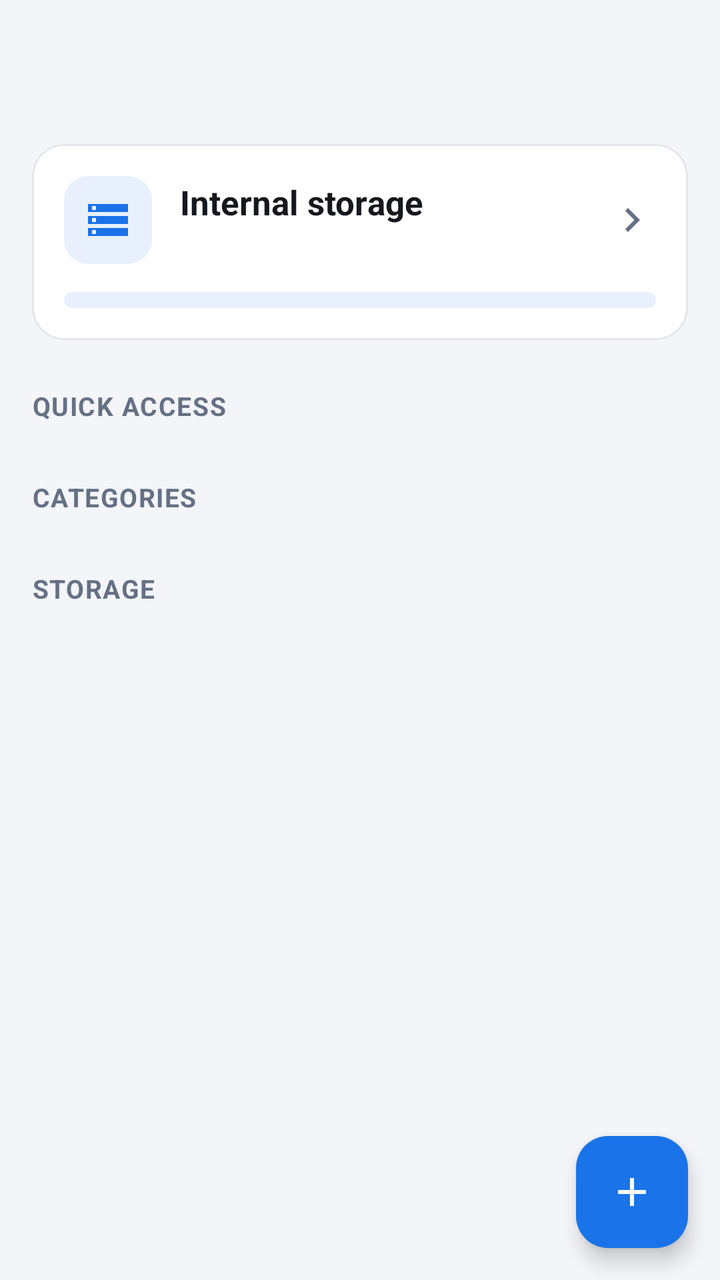
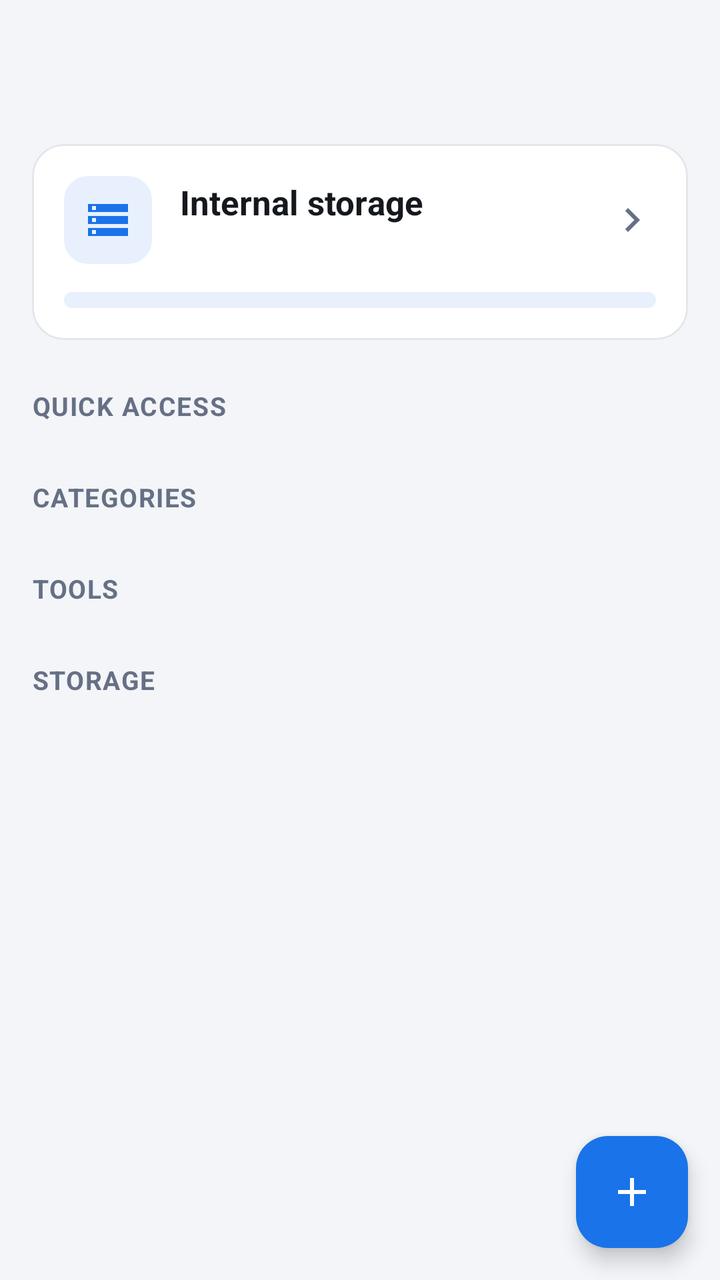

Two renders of the same Android screen: before a commit and after it. Below are the layout's source before the change and the commit's diff.
<!-- AndroidManifest.xml: application theme Theme.FastShare -->
<!-- res/layout/fragment_files.xml -->
<?xml version="1.0" encoding="utf-8"?>
<LinearLayout xmlns:android="http://schemas.android.com/apk/res/android"
    xmlns:app="http://schemas.android.com/apk/res-auto"
    android:layout_width="match_parent"
    android:layout_height="match_parent"
    android:background="@color/fs_bg"
    android:orientation="vertical">

    <com.google.android.material.appbar.MaterialToolbar
        android:id="@+id/toolbar"
        android:layout_width="match_parent"
        android:layout_height="56dp"
        android:background="@color/fs_bg"
        app:titleTextAppearance="@style/TextAppearance.Material3.TitleLarge" />

    <LinearLayout
        android:id="@+id/searchRow"
        android:layout_width="match_parent"
        android:layout_height="wrap_content"
        android:orientation="horizontal"
        android:paddingStart="16dp"
        android:paddingEnd="16dp"
        android:paddingBottom="8dp"
        android:visibility="gone">

        <EditText
            android:id="@+id/searchInput"
            android:layout_width="match_parent"
            android:layout_height="48dp"
            android:background="@drawable/bg_card_soft"
            android:hint="Search by file name"
            android:imeOptions="actionSearch"
            android:importantForAutofill="no"
            android:inputType="text"
            android:maxLines="1"
            android:paddingStart="16dp"
            android:paddingEnd="16dp"
            android:textColor="@color/fs_text"
            android:textColorHint="@color/fs_muted"
            android:textSize="16sp" />
    </LinearLayout>

    <HorizontalScrollView
        android:id="@+id/crumbScroll"
        android:layout_width="match_parent"
        android:layout_height="40dp"
        android:scrollbars="none"
        android:visibility="gone">

        <LinearLayout
            android:id="@+id/crumbs"
            android:layout_width="wrap_content"
            android:layout_height="match_parent"
            android:gravity="center_vertical"
            android:orientation="horizontal"
            android:paddingStart="12dp"
            android:paddingEnd="12dp" />
    </HorizontalScrollView>

    <FrameLayout
        android:layout_width="match_parent"
        android:layout_height="0dp"
        android:layout_weight="1">

        <ScrollView
            android:id="@+id/home"
            android:layout_width="match_parent"
            android:layout_height="match_parent"
            android:clipToPadding="false"
            android:paddingBottom="16dp">

            <LinearLayout
                android:layout_width="match_parent"
                android:layout_height="wrap_content"
                android:orientation="vertical"
                android:padding="16dp">

                <com.google.android.material.card.MaterialCardView
                    android:id="@+id/storageCard"
                    style="@style/FsCard"
                    android:layout_width="match_parent"
                    android:layout_height="wrap_content"
                    android:clickable="true"
                    android:focusable="true">

                    <LinearLayout
                        android:layout_width="match_parent"
                        android:layout_height="wrap_content"
                        android:orientation="vertical"
                        android:padding="16dp">

                        <LinearLayout
                            android:layout_width="match_parent"
                            android:layout_height="wrap_content"
                            android:gravity="center_vertical"
                            android:orientation="horizontal">

                            <ImageView
                                android:layout_width="44dp"
                                android:layout_height="44dp"
                                android:background="@drawable/bg_card_soft"
                                android:importantForAccessibility="no"
                                android:padding="10dp"
                                android:src="@drawable/ic_storage"
                                app:tint="@color/fs_primary" />

                            <LinearLayout
                                android:layout_width="0dp"
                                android:layout_height="wrap_content"
                                android:layout_marginStart="14dp"
                                android:layout_weight="1"
                                android:orientation="vertical">

                                <TextView
                                    android:id="@+id/storageTitle"
                                    android:layout_width="wrap_content"
                                    android:layout_height="wrap_content"
                                    android:text="Internal storage"
                                    android:textColor="@color/fs_text"
                                    android:textSize="17sp"
                                    android:textStyle="bold" />

                                <TextView
                                    android:id="@+id/storageSub"
                                    android:layout_width="wrap_content"
                                    android:layout_height="wrap_content"
                                    android:textColor="@color/fs_muted"
                                    android:textSize="13sp" />
                            </LinearLayout>

                            <ImageView
                                android:layout_width="24dp"
                                android:layout_height="24dp"
                                android:importantForAccessibility="no"
                                android:src="@drawable/ic_chevron"
                                app:tint="@color/fs_muted" />
                        </LinearLayout>

                        <com.google.android.material.progressindicator.LinearProgressIndicator
                            android:id="@+id/storageBar"
                            android:layout_width="match_parent"
                            android:layout_height="wrap_content"
                            android:layout_marginTop="14dp"
                            android:max="1000"
                            app:indicatorColor="@color/fs_primary"
                            app:trackColor="@color/fs_primary_soft"
                            app:trackCornerRadius="4dp"
                            app:trackStopIndicatorSize="0dp"
                            app:trackThickness="8dp" />
                    </LinearLayout>
                </com.google.android.material.card.MaterialCardView>

                <TextView
                    style="@style/FsSectionTitle"
                    android:layout_width="wrap_content"
                    android:layout_height="wrap_content"
                    android:layout_marginTop="24dp"
                    android:text="QUICK ACCESS" />

                <LinearLayout
                    android:id="@+id/quickGrid"
                    android:layout_width="match_parent"
                    android:layout_height="wrap_content"
                    android:layout_marginTop="8dp"
                    android:orientation="vertical" />

                <TextView
                    android:id="@+id/favTitle"
                    style="@style/FsSectionTitle"
                    android:layout_width="wrap_content"
                    android:layout_height="wrap_content"
                    android:layout_marginTop="20dp"
                    android:text="FAVORITES"
                    android:visibility="gone" />

                <LinearLayout
                    android:id="@+id/favGrid"
                    android:layout_width="match_parent"
                    android:layout_height="wrap_content"
                    android:layout_marginTop="8dp"
                    android:orientation="vertical"
                    android:visibility="gone" />

                <LinearLayout
                    android:id="@+id/recentHeader"
                    android:layout_width="match_parent"
                    android:layout_height="wrap_content"
                    android:layout_marginTop="20dp"
                    android:gravity="center_vertical"
                    android:orientation="horizontal"
                    android:visibility="gone">

                    <TextView
                        style="@style/FsSectionTitle"
                        android:layout_width="0dp"
                        android:layout_height="wrap_content"
                        android:layout_weight="1"
                        android:text="RECENT FILES" />

                    <TextView
                        android:id="@+id/recentAll"
                        android:layout_width="wrap_content"
                        android:layout_height="wrap_content"
                        android:background="?attr/selectableItemBackground"
                        android:padding="6dp"
                        android:text="See all"
                        android:textColor="@color/fs_primary"
                        android:textSize="14sp"
                        android:textStyle="bold" />
                </LinearLayout>

                <LinearLayout
                    android:id="@+id/recentList"
                    android:layout_width="match_parent"
                    android:layout_height="wrap_content"
                    android:layout_marginStart="-16dp"
                    android:layout_marginEnd="-16dp"
                    android:orientation="vertical" />

                <TextView
                    style="@style/FsSectionTitle"
                    android:layout_width="wrap_content"
                    android:layout_height="wrap_content"
                    android:layout_marginTop="20dp"
                    android:text="CATEGORIES" />

                <LinearLayout
                    android:id="@+id/catGrid"
                    android:layout_width="match_parent"
                    android:layout_height="wrap_content"
                    android:layout_marginTop="8dp"
                    android:orientation="vertical" />

                <TextView
                    android:id="@+id/volumesTitle"
                    style="@style/FsSectionTitle"
                    android:layout_width="wrap_content"
                    android:layout_height="wrap_content"
                    android:layout_marginTop="20dp"
                    android:text="STORAGE" />

                <LinearLayout
                    android:id="@+id/volumes"
                    android:layout_width="match_parent"
                    android:layout_height="wrap_content"
                    android:layout_marginTop="4dp"
                    android:orientation="vertical" />
            </LinearLayout>
        </ScrollView>

        <androidx.recyclerview.widget.RecyclerView
            android:id="@+id/list"
            android:layout_width="match_parent"
            android:layout_height="match_parent"
            android:clipToPadding="false"
            android:paddingBottom="88dp"
            android:visibility="gone" />

        <LinearLayout
            android:id="@+id/empty"
            android:layout_width="match_parent"
            android:layout_height="wrap_content"
            android:layout_gravity="center"
            android:gravity="center"
            android:orientation="vertical"
            android:padding="32dp"
            android:visibility="gone">

            <ImageView
                android:layout_width="84dp"
                android:layout_height="84dp"
                android:alpha="0.9"
                android:importantForAccessibility="no"
                android:src="@drawable/mascot" />

            <TextView
                android:id="@+id/emptyText"
                android:layout_width="wrap_content"
                android:layout_height="wrap_content"
                android:layout_marginTop="12dp"
                android:gravity="center"
                android:text="This folder is empty"
                android:textColor="@color/fs_muted"
                android:textSize="15sp" />
        </LinearLayout>

        <LinearLayout
            android:id="@+id/permScreen"
            android:layout_width="match_parent"
            android:layout_height="match_parent"
            android:background="@color/fs_bg"
            android:gravity="center"
            android:orientation="vertical"
            android:padding="28dp"
            android:visibility="gone">

            <ImageView
                android:layout_width="120dp"
                android:layout_height="120dp"
                android:importantForAccessibility="no"
                android:src="@drawable/mascot" />

            <TextView
                android:layout_width="wrap_content"
                android:layout_height="wrap_content"
                android:layout_marginTop="20dp"
                android:text="Allow access to your files"
                android:textColor="@color/fs_text"
                android:textSize="22sp"
                android:textStyle="bold" />

            <TextView
                android:layout_width="match_parent"
                android:layout_height="wrap_content"
                android:layout_marginTop="12dp"
                android:gravity="center"
                android:text="To browse, copy, move and delete files, Android needs your OK once.\n\n1. Tap the button below\n2. Turn on &#8220;Allow access to manage all files&#8221;\n3. Come back to FileBandit"
                android:textColor="@color/fs_muted"
                android:textSize="15sp" />

            <com.google.android.material.button.MaterialButton
                android:id="@+id/permButton"
                android:layout_width="match_parent"
                android:layout_height="56dp"
                android:layout_marginTop="24dp"
                android:text="Allow access"
                android:textSize="16sp"
                app:cornerRadius="14dp" />

            <TextView
                android:layout_width="match_parent"
                android:layout_height="wrap_content"
                android:layout_marginTop="16dp"
                android:gravity="center"
                android:text="You can still send files to an iPhone from the Transfer tab without this."
                android:textColor="@color/fs_muted"
                android:textSize="13sp" />
        </LinearLayout>

        <com.google.android.material.floatingactionbutton.FloatingActionButton
            android:id="@+id/fab"
            android:layout_width="wrap_content"
            android:layout_height="wrap_content"
            android:layout_gravity="bottom|end"
            android:layout_margin="16dp"
            android:contentDescription="New folder or file"
            android:src="@drawable/ic_add"
            app:backgroundTint="@color/fs_primary"
            app:tint="@color/fs_on_primary" />
    </FrameLayout>

    <LinearLayout
        android:id="@+id/pasteBar"
        android:layout_width="match_parent"
        android:layout_height="wrap_content"
        android:background="@color/fs_card"
        android:gravity="center_vertical"
        android:orientation="horizontal"
        android:paddingStart="16dp"
        android:paddingTop="8dp"
        android:paddingEnd="8dp"
        android:paddingBottom="8dp"
        android:visibility="gone">

        <TextView
            android:id="@+id/pasteText"
            android:layout_width="0dp"
            android:layout_height="wrap_content"
            android:layout_weight="1"
            android:textColor="@color/fs_text"
            android:textSize="15sp" />

        <com.google.android.material.button.MaterialButton
            android:id="@+id/pasteCancel"
            style="@style/Widget.Material3.Button.TextButton"
            android:layout_width="wrap_content"
            android:layout_height="wrap_content"
            android:text="Cancel" />

        <com.google.android.material.button.MaterialButton
            android:id="@+id/pasteGo"
            android:layout_width="wrap_content"
            android:layout_height="wrap_content"
            android:text="Paste here" />
    </LinearLayout>
</LinearLayout>
<!-- resources referenced by this layout -->
<resources>
  <color name="fs_bg">#F3F5F8</color>
  <color name="fs_card">#FFFFFF</color>
  <color name="fs_muted">#667085</color>
  <color name="fs_on_primary">#FFFFFF</color>
  <color name="fs_primary">#1A73E8</color>
  <color name="fs_primary_soft">#E8F0FE</color>
  <color name="fs_text">#15181D</color>
  <!-- drawable bg_card_soft (drawable) -->
  <?xml version="1.0" encoding="utf-8"?>
  <shape xmlns:android="http://schemas.android.com/apk/res/android" android:shape="rectangle">
      <solid android:color="@color/fs_primary_soft"/>
      <corners android:radius="12dp"/>
  </shape>
  <!-- drawable ic_add (drawable) -->
  <vector xmlns:android="http://schemas.android.com/apk/res/android"
      android:width="24dp" android:height="24dp"
      android:viewportWidth="24" android:viewportHeight="24"
      android:tint="?attr/colorControlNormal">
      <path android:fillColor="#FF000000" android:pathData="M19,13h-6v6h-2v-6H5v-2h6V5h2v6h6v2z"/>
  </vector>
  <!-- drawable ic_chevron (drawable) -->
  <vector xmlns:android="http://schemas.android.com/apk/res/android"
      android:width="24dp" android:height="24dp"
      android:viewportWidth="24" android:viewportHeight="24"
      android:tint="?attr/colorControlNormal">
      <path android:fillColor="#FF000000" android:pathData="M10,6L8.59,7.41 13.17,12l-4.58,4.59L10,18l6,-6z"/>
  </vector>
  <!-- drawable ic_storage (drawable) -->
  <vector xmlns:android="http://schemas.android.com/apk/res/android"
      android:width="24dp" android:height="24dp"
      android:viewportWidth="24" android:viewportHeight="24"
      android:tint="?attr/colorControlNormal">
      <path android:fillColor="#FF000000" android:pathData="M2,20h20v-4H2v4zM4,17h2v2H4v-2zM2,4v4h20V4H2zM6,7H4V5h2v2zM2,14h20v-4H2v4zM4,11h2v2H4v-2z"/>
  </vector>
  <!-- drawable mascot: png bitmap (drawable-nodpi, 117770 bytes) -->
  <style name="FsCard" parent="Widget.Material3.CardView.Filled">
          <item name="cardBackgroundColor">@color/fs_card</item>
          <item name="cardCornerRadius">16dp</item>
          <item name="cardElevation">0dp</item>
          <item name="strokeColor">@color/fs_line</item>
          <item name="strokeWidth">1dp</item>
      </style>
  <style name="FsSectionTitle">
          <item name="android:textSize">13sp</item>
          <item name="android:textStyle">bold</item>
          <item name="android:textColor">@color/fs_muted</item>
          <item name="android:letterSpacing">0.04</item>
      </style>
  <style name="Theme.FastShare" parent="Theme.Material3.DayNight.NoActionBar">
          <item name="colorPrimary">@color/fs_primary</item>
          <item name="colorOnPrimary">@color/fs_on_primary</item>
          <item name="colorPrimaryContainer">@color/fs_primary_soft</item>
          <item name="colorOnPrimaryContainer">@color/fs_primary</item>
          <item name="colorSecondaryContainer">@color/fs_primary_soft</item>
          <item name="colorOnSecondaryContainer">@color/fs_primary</item>
          <item name="colorSurface">@color/fs_card</item>
          <item name="colorOnSurface">@color/fs_text</item>
          <item name="colorOnSurfaceVariant">@color/fs_muted</item>
          <item name="colorSurfaceContainer">@color/fs_card</item>
          <item name="colorSurfaceContainerLow">@color/fs_card</item>
          <item name="colorSurfaceContainerHigh">@color/fs_card</item>
          <item name="colorSurfaceContainerHighest">@color/fs_primary_soft</item>
          <item name="colorOutline">@color/fs_line</item>
          <item name="colorOutlineVariant">@color/fs_line</item>
          <item name="colorError">@color/fs_err</item>
          <item name="android:colorBackground">@color/fs_bg</item>
          <item name="android:statusBarColor">@color/fs_bg</item>
          <item name="android:navigationBarColor">@color/fs_card</item>
          <item name="android:windowLightStatusBar">@bool/light_bars</item>
          <item name="android:windowLightNavigationBar">@bool/light_bars</item>
      </style>
  <color name="fs_line">#E3E6EA</color>
  <color name="fs_err">#D93025</color>
</resources>

<!-- the commit's change to res/layout/fragment_files.xml (unified diff, before → after) -->
@@ -232,6 +232,20 @@
                     android:orientation="vertical" />
 
                 <TextView
+                    style="@style/FsSectionTitle"
+                    android:layout_width="wrap_content"
+                    android:layout_height="wrap_content"
+                    android:layout_marginTop="20dp"
+                    android:text="TOOLS" />
+
+                <LinearLayout
+                    android:id="@+id/toolsGrid"
+                    android:layout_width="match_parent"
+                    android:layout_height="wrap_content"
+                    android:layout_marginTop="8dp"
+                    android:orientation="vertical" />
+
+                <TextView
                     android:id="@+id/volumesTitle"
                     style="@style/FsSectionTitle"
                     android:layout_width="wrap_content"
